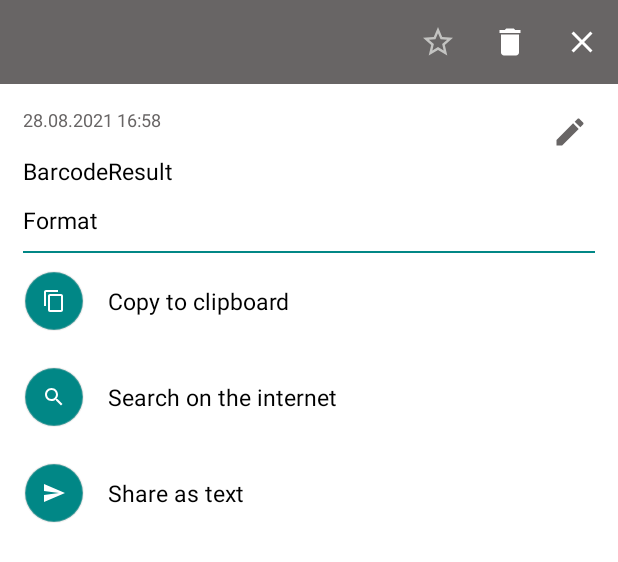
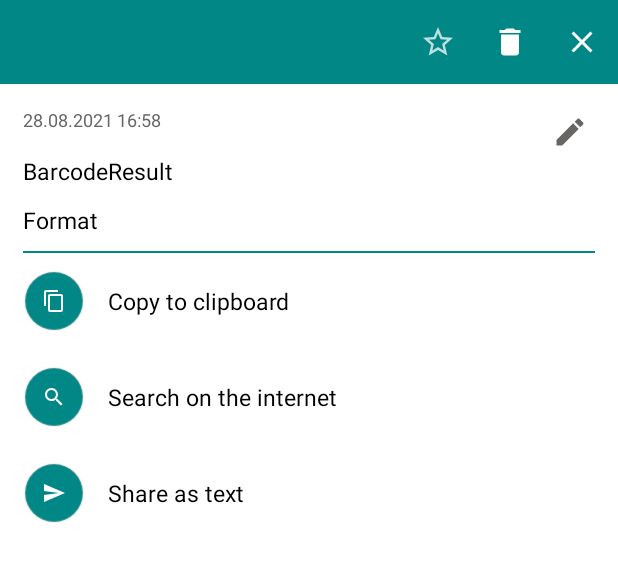
Before and after one commit to TOvchinnikova/Scandroid, an Android app: the layout fragment_scan_result_dialog.xml on its own in the app's theme, with its tools: preview values and no code run, on a phone screen of 412 x 824 dp. Shown: the top 562 px of the screen. Run offline under Robolectric (Android 15) with nearby library versions, the phone set to English and light mode, and no system bars.

Commit message:
Refactoring layouts. Colors for night theme.

```diff
--- a/app/src/main/res/drawable/ic_clear.xml
+++ b/app/src/main/res/drawable/ic_clear.xml
@@ -1,7 +1,7 @@
 <vector android:height="24dp"
-    android:tint="@color/light_gray"
+    android:tint="@color/search_view_HintTextColor"
     android:viewportHeight="24" android:viewportWidth="24"
     android:width="24dp" xmlns:android="http://schemas.android.com/apk/res/android">
-    <path android:fillColor="@android:color/white"
+    <path android:fillColor="@color/search_view_HintTextColor"
         android:pathData="M19,6.41L17.59,5 12,10.59 6.41,5 5,6.41 10.59,12 5,17.59 6.41,19 12,13.41 17.59,19 19,17.59 13.41,12z"/>
 </vector>
--- a/app/src/main/res/drawable/ic_edit.xml
+++ b/app/src/main/res/drawable/ic_edit.xml
@@ -1,4 +1,4 @@
-<vector android:height="24dp" android:tint="@color/gray"
+<vector android:height="24dp" android:tint="@color/note_icon_color"
     android:viewportHeight="24" android:viewportWidth="24"
     android:width="24dp" xmlns:android="http://schemas.android.com/apk/res/android">
     <path android:fillColor="@android:color/white" android:pathData="M3,17.25V21h3.75L17.81,9.94l-3.75,-3.75L3,17.25zM20.71,7.04c0.39,-0.39 0.39,-1.02 0,-1.41l-2.34,-2.34c-0.39,-0.39 -1.02,-0.39 -1.41,0l-1.83,1.83 3.75,3.75 1.83,-1.83z"/>
--- a/app/src/main/res/drawable/ic_favorite_off.xml
+++ b/app/src/main/res/drawable/ic_favorite_off.xml
@@ -1,5 +1,6 @@
-<vector android:height="24dp" android:tint="#C3C3C1"
+<vector android:height="24dp" android:tint="@color/favorite_icon_off"
     android:viewportHeight="24" android:viewportWidth="24"
     android:width="24dp" xmlns:android="http://schemas.android.com/apk/res/android">
-    <path android:fillColor="@android:color/white" android:pathData="M22,9.24l-7.19,-0.62L12,2 9.19,8.63 2,9.24l5.46,4.73L5.82,21 12,17.27 18.18,21l-1.63,-7.03L22,9.24zM12,15.4l-3.76,2.27 1,-4.28 -3.32,-2.88 4.38,-0.38L12,6.1l1.71,4.04 4.38,0.38 -3.32,2.88 1,4.28L12,15.4z"/>
+    <path android:fillColor="@android:color/white"
+        android:pathData="M22,9.24l-7.19,-0.62L12,2 9.19,8.63 2,9.24l5.46,4.73L5.82,21 12,17.27 18.18,21l-1.63,-7.03L22,9.24zM12,15.4l-3.76,2.27 1,-4.28 -3.32,-2.88 4.38,-0.38L12,6.1l1.71,4.04 4.38,0.38 -3.32,2.88 1,4.28L12,15.4z"/>
 </vector>
--- a/app/src/main/res/drawable/ic_favorite_on.xml
+++ b/app/src/main/res/drawable/ic_favorite_on.xml
@@ -1,4 +1,4 @@
-<vector android:height="24dp" android:tint="@color/light_blue"
+<vector android:height="24dp" android:tint="@color/favorite_icon_on"
     android:viewportHeight="24" android:viewportWidth="24"
     android:width="24dp" xmlns:android="http://schemas.android.com/apk/res/android">
     <path android:fillColor="@android:color/white" android:pathData="M12,17.27L18.18,21l-1.64,-7.03L22,9.24l-7.19,-0.61L12,2 9.19,8.63 2,9.24l5.46,4.73L5.82,21z"/>
--- a/app/src/main/res/layout/activity_main.xml
+++ b/app/src/main/res/layout/activity_main.xml
@@ -20,6 +20,7 @@
 
     <com.google.android.material.bottomnavigation.BottomNavigationView
         android:id="@+id/bottomNavigationView"
+        style="@style/BottomNavigationView"
         android:layout_width="0dp"
         android:layout_height="wrap_content"
         app:layout_constraintBottom_toBottomOf="parent"
@@ -27,6 +28,6 @@
         app:layout_constraintStart_toStartOf="parent"
         app:layout_constraintTop_toBottomOf="@+id/fragment_container"
         app:menu="@menu/main_menu"
-        app:itemRippleColor="@color/light_blue" />
+        app:itemRippleColor="?attr/colorPrimary" />
 
 </androidx.constraintlayout.widget.ConstraintLayout>
--- a/app/src/main/res/layout/fragment_scan_result_dialog.xml
+++ b/app/src/main/res/layout/fragment_scan_result_dialog.xml
@@ -45,7 +45,6 @@
                 android:layout_width="wrap_content"
                 android:layout_height="wrap_content"
                 android:layout_margin="15dp"
-                android:textColor="@color/black"
                 android:visibility="gone"
                 app:layout_constraintEnd_toEndOf="parent"
                 app:layout_constraintHorizontal_bias="0.0"
@@ -59,7 +58,6 @@
                 android:layout_width="wrap_content"
                 android:layout_height="wrap_content"
                 android:layout_margin="15dp"
-                android:textColor="@color/black"
                 app:layout_constraintEnd_toEndOf="parent"
                 app:layout_constraintHorizontal_bias="0.0"
                 app:layout_constraintStart_toStartOf="parent"
--- a/app/src/main/res/layout/item_code.xml
+++ b/app/src/main/res/layout/item_code.xml
@@ -7,13 +7,13 @@
 
     <TextView
         android:id="@+id/tvCode"
+        style="@style/DefaultTextViewStyle"
         android:layout_width="0dp"
         android:layout_height="wrap_content"
         android:layout_marginStart="10dp"
         android:layout_marginTop="15dp"
         android:layout_marginBottom="10dp"
         android:layout_marginEnd="10dp"
-        android:textColor="@color/black"
         android:maxLines="1"
         app:layout_constraintBottom_toTopOf="@+id/tvDate"
         app:layout_constraintEnd_toStartOf="@+id/ivIsFavorite"
@@ -23,12 +23,12 @@
 
     <TextView
         android:id="@+id/tvDate"
+        style="@style/SecondaryTextViewStyle"
         android:layout_width="0dp"
         android:layout_height="wrap_content"
         android:layout_marginStart="10dp"
         android:layout_marginBottom="15dp"
         tools:text="TextView"
-        android:textColor="@color/gray"
         app:layout_constraintBottom_toTopOf="@id/view"
         app:layout_constraintEnd_toStartOf="@+id/tvFormat"
         app:layout_constraintStart_toEndOf="@+id/ivCode"
@@ -58,13 +58,13 @@
 
     <TextView
         android:id="@+id/tvFormat"
+        style="@style/SecondaryTextViewStyle"
         android:layout_width="wrap_content"
         android:layout_height="wrap_content"
         android:layout_marginStart="10dp"
         android:layout_marginEnd="10dp"
         android:layout_marginBottom="15dp"
         tools:text="TextView"
-        android:textColor="@color/gray"
         app:layout_constraintBottom_toTopOf="@id/view"
         app:layout_constraintEnd_toEndOf="parent"
         app:layout_constraintStart_toEndOf="@id/tvDate" />
--- /dev/null
+++ b/app/src/main/res/values-night/colors.xml
@@ -0,0 +1,23 @@
+<?xml version="1.0" encoding="utf-8"?>
+<resources>
+    <color name="colorPrimary">@color/teal_700</color>
+    <color name="colorPrimaryVariant">@color/teal_700</color>
+
+    <color name="search_view_backgroundColor">@color/off_white</color>
+    <color name="search_view_backgroundStrokeColor">@color/gray</color>
+    <color name="buttonOval_backgroundStrokeColor">@color/light_gray</color>
+
+    <color name="default_text_color">@color/white</color>
+    <color name="secondary_text_color">@color/gray</color>
+
+    <color name="search_view_textColor">@color/white</color>
+    <color name="search_view_HintTextColor">@color/gray</color>
+
+    <color name="toolbar_color">@color/teal_700</color>
+    <color name="toolbar_title_color">@color/white</color>
+
+    <color name="note_icon_color">@color/off_white</color>
+
+    <color name="favorite_icon_on">@color/white</color>
+    <color name="favorite_icon_off">@color/off_white</color>
+</resources>
--- a/app/src/main/res/values/colors.xml
+++ b/app/src/main/res/values/colors.xml
@@ -3,20 +3,42 @@
     <color name="purple_200">#FFBB86FC</color>
     <color name="purple_500">#FF6200EE</color>
     <color name="purple_700">#FF3700B3</color>
-    <color name="teal_200">#FF03DAC5</color>
+    <color name="teal_200">#20D3C1</color>
+    <color name="teal_100">#77A59F</color>
     <color name="teal_700">#FF018786</color>
+    <color name="dark_teal">#024A4A</color>
     <color name="black">#FF000000</color>
     <color name="white">#FFFFFFFF</color>
     <color name="light_gray">#48CFC6C6</color>
+    <color name="off_white">#BEFFFFFF</color>
+    <color name="gray">#686565</color>
+    <color name="dark_gray">#4C4B4B</color>
+    <color name="light_blue">#50DADF</color>
+    <color name="yellow">#FFEA00</color>
+
+    <color name="colorPrimary">@color/teal_700</color>
+    <color name="colorPrimaryVariant">@color/teal_700</color>
 
     <color name="barcode_reticle_background">#99000000</color>
     <color name="barcode_reticle_stroke">#ffffff</color>
     <color name="disabled">#00000000</color>
-    <color name="gray">#686565</color>
-    <color name="dark_gray">#4C4B4B</color>
-    <color name="light_blue">#50DADF</color>
-    <color name="search_view_backgroundColor">#4C4B4B</color>
-    <color name="search_view_backgroundStrokeColor">#48CFC6C6</color>
-    <color name="buttonOval_backgroundStrokeColor">#48CFC6C6</color>
-    <color name="buttonOval_backgroundColor">#FF018786</color>
+
+    <color name="search_view_backgroundColor">@color/dark_teal</color>
+    <color name="search_view_backgroundStrokeColor">@color/light_gray</color>
+    <color name="search_view_textColor">@color/white</color>
+    <color name="search_view_HintTextColor">@color/teal_100</color>
+
+    <color name="buttonOval_backgroundStrokeColor">@color/light_gray</color>
+    <color name="buttonOval_backgroundColor">@color/teal_700</color>
+
+    <color name="default_text_color">@color/black</color>
+    <color name="secondary_text_color">@color/gray</color>
+
+    <color name="favorite_icon_on">@color/yellow</color>
+    <color name="favorite_icon_off">@color/off_white</color>
+
+    <color name="toolbar_color">@color/colorPrimary</color>
+    <color name="toolbar_title_color">@color/white</color>
+
+    <color name="note_icon_color">@color/gray</color>
 </resources>
--- a/app/src/main/res/values/themes.xml
+++ b/app/src/main/res/values/themes.xml
@@ -1,14 +1,13 @@
 <resources xmlns:tools="http://schemas.android.com/tools">
     <!-- Base application theme. -->
     <style name="Theme.Scandroid_2" parent="Theme.MaterialComponents.DayNight.NoActionBar">
-        <item name="colorPrimary">@color/gray</item>
-        <item name="colorPrimaryVariant">@color/gray</item>
+        <item name="colorPrimary">@color/colorPrimary</item>
+        <item name="colorPrimaryVariant">@color/colorPrimaryVariant</item>
         <item name="colorOnPrimary">@color/white</item>
         <item name="colorSecondary">@color/teal_700</item>
         <item name="colorSecondaryVariant">@color/teal_700</item>
-        <item name="colorOnSecondary">@color/black</item>
+        <item name="colorOnSecondary">@color/teal_700</item>
         <item name="android:statusBarColor" tools:targetApi="l">?attr/colorPrimaryVariant</item>
-        <item name="android:editTextBackground">@color/white</item>
         <item name="iconBackground">@color/buttonOval_backgroundColor</item>
         <item name="iconBackgroundStrokeColor">@color/buttonOval_backgroundStrokeColor</item>
         <item name="editSearchViewBackgroundColor">@color/search_view_backgroundColor</item>
@@ -16,11 +15,12 @@
     </style>
 
     <style name="SearchViewStyle">
-        <item name="android:textColor">@color/white</item>
-        <item name="android:textColorHint">@color/light_gray</item>
+        <item name="android:textColor">@color/search_view_textColor</item>
+        <item name="android:textColorHint">@color/search_view_HintTextColor</item>
         <item name="android:drawableStart">@drawable/ic_search_gray</item>
         <item name="android:padding">@dimen/search_view_padding</item>
         <item name="android:inputType">text</item>
+        <item name="hintTextColor">@color/search_view_HintTextColor</item>
     </style>
 
     <style name="AlertDialogTheme" parent="@style/ThemeOverlay.MaterialComponents.MaterialAlertDialog">
@@ -30,13 +30,15 @@
     <style name="AlertDialogCorners">
         <item name="cornerFamily">rounded</item>
         <item name="cornerSize">15dp</item>
+        <item name="strokeColor">@color/buttonOval_backgroundStrokeColor</item>
+        <item name="strokeWidth">1dp</item>
     </style>
 
     <style name="ToolbarStyle">
         <item name="android:layout_width">match_parent</item>
         <item name="android:layout_height">?attr/actionBarSize</item>
-        <item name="background">@color/gray</item>
-        <item name="titleTextColor">@color/white</item>
+        <item name="background">@color/toolbar_color</item>
+        <item name="titleTextColor">@color/toolbar_title_color</item>
         <item name="android:textColorHint">@android:color/white</item>
     </style>
 
@@ -49,15 +51,16 @@
 
     <style name="DefaultTextViewStyle">
         <item name="android:textSize">@dimen/default_text_size</item>
-        <item name="android:textColor">@color/black</item>
+        <item name="android:textColor">@color/default_text_color</item>
     </style>
 
     <style name="SecondaryTextViewStyle">
-        <item name="android:textColor">@color/gray</item>
+        <item name="android:textColor">@color/secondary_text_color</item>
         <item name="android:textSize">@dimen/default_text_size_very_small</item>
     </style>
 
     <style name="AppBarLayoutStyle" parent="BaseAppBarLayoutStyle">
+        <item name="android:background">@color/toolbar_color</item>
         <item name="liftOnScroll">true</item>
         <item name="liftOnScrollTargetViewId">@id/scrollView</item>
     </style>
@@ -72,4 +75,8 @@
         <item name="android:layout_height">1.5dp</item>
     </style>
 
+    <style name="BottomNavigationView">
+        <item name="background">@color/colorPrimary</item>
+    </style>
+
 </resources>
```
Also changed, not shown: app/src/main/res/drawable/ic_search_gray.xml (+5 -3 lines), app/src/main/res/layout/fragment_scanning_history.xml (+3 -4 lines).
